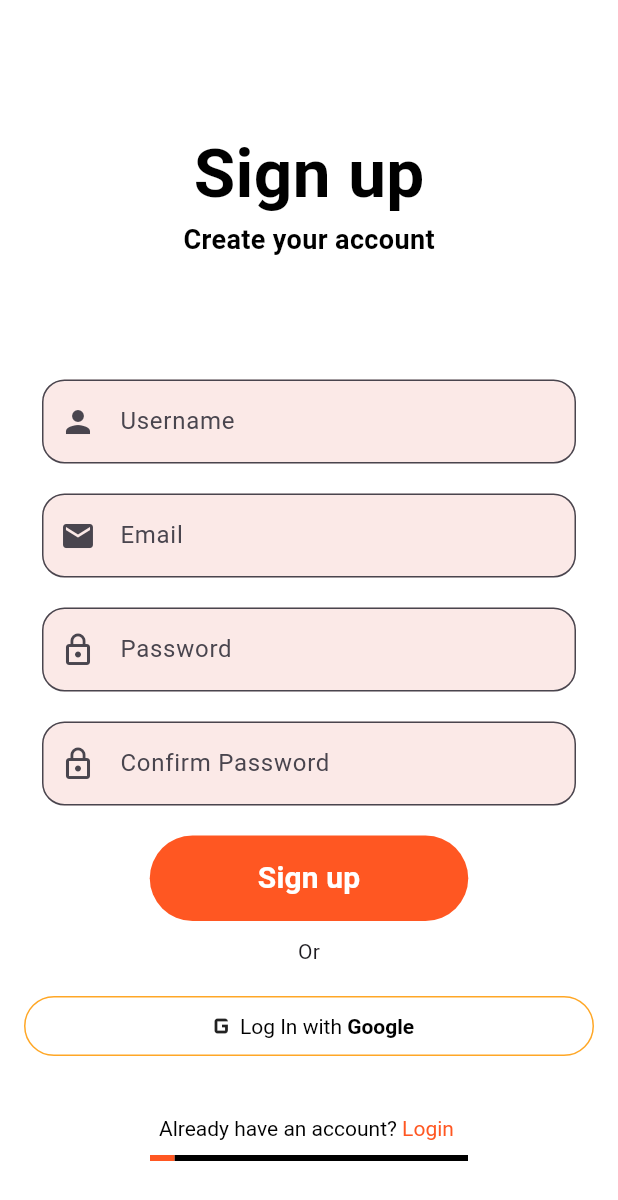
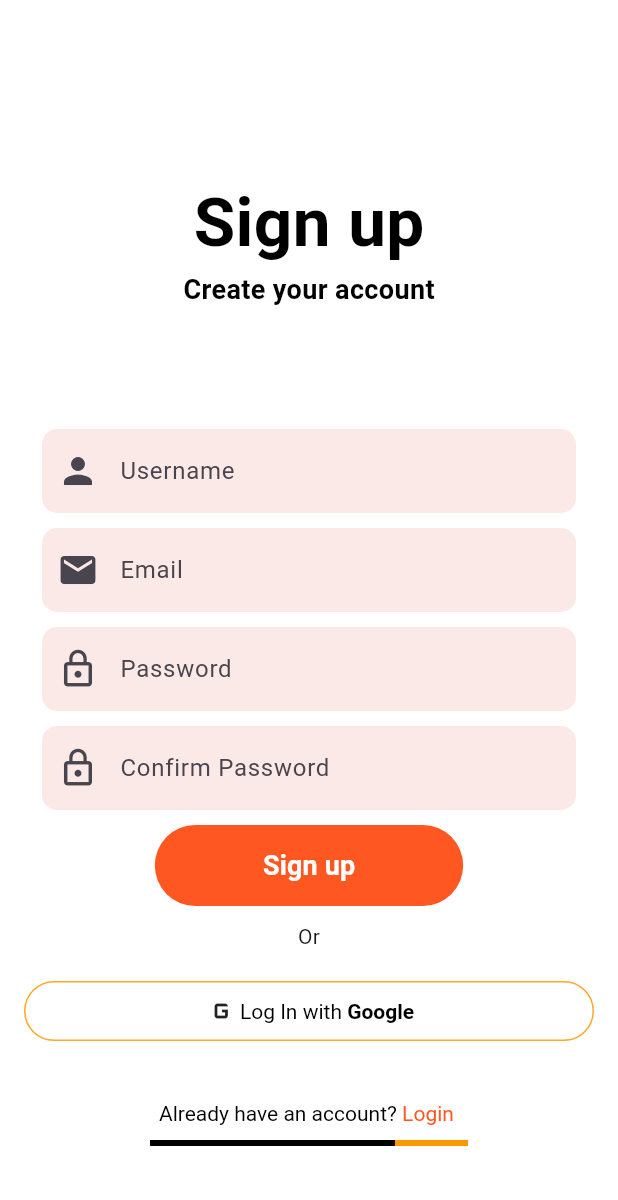
Before and after one commit to khushbooagarwal75/ui_try, a Flutter app: the SignUp screen opened directly, on a phone screen of 412 x 824 dp. Shown: the top 1200 px of the screen. Run offline on Flutter 3.47's test engine with Material 3 defaults, Android fonts, the phone set to English and light mode, and no system bars.

Commit message:
final commit

```diff
--- a/lib/custom/custom_textButton.dart
+++ b/lib/custom/custom_textButton.dart
@@ -17,7 +17,7 @@ class CustomButton extends StatelessWidget {
           padding: const EdgeInsets.symmetric(horizontal: 60.0,vertical: 6.0),
           child: Text(text,
             style: TextStyle(
-                fontSize: 20,
+                fontSize: 18,
                 color: textColor,
                 decoration: TextDecoration.none,
                 fontWeight: FontWeight.bold
--- a/lib/custom/custom_textfield.dart
+++ b/lib/custom/custom_textfield.dart
@@ -14,12 +14,16 @@ class CustomTextfield extends StatelessWidget {
       child: TextField(
         controller: controller,
         keyboardType: type,
+
         decoration: InputDecoration(
           prefixIcon: prefixIcon,
           hintText: label,
           filled: true,
           fillColor: Colors.deepOrange.shade50,
-          border: OutlineInputBorder(borderRadius: BorderRadius.circular(15),borderSide: BorderSide(color: Colors.white)),
+          border: OutlineInputBorder(
+            borderSide: BorderSide.none,
+            borderRadius: BorderRadius.circular(10),
+          )
         ),
       ),
     );
--- a/lib/views/signup_view.dart
+++ b/lib/views/signup_view.dart
@@ -44,36 +44,36 @@ class SignUp extends StatelessWidget {
               type: TextInputType.text,
               label: "Username",
               controller: username,
-              prefixIcon: Icon(Icons.person),
+              prefixIcon: Icon(Icons.person,size: 28,),
             ),
             SizedBox(
-              height: 20,
+              height: 10,
             ),
             CustomTextfield(
               type: TextInputType.emailAddress,
               label: "Email",
               controller: email,
-              prefixIcon: Icon(Icons.email),
+              prefixIcon: Icon(Icons.email,size: 28,),
             ),
             SizedBox(
-              height: 20,
+              height: 10,
             ),
             CustomTextfield(
               label: "Password",
               controller: password,
-              prefixIcon: Icon(Icons.lock_outline), type: TextInputType.visiblePassword,
+              prefixIcon: Icon(Icons.lock_outline, size: 28,), type: TextInputType.visiblePassword,
             ),
             SizedBox(
-              height: 20,
+              height: 10,
             ),
             CustomTextfield(
               type:TextInputType.visiblePassword,
               label: "Confirm Password",
               controller: confirmPassword,
-              prefixIcon: Icon(Icons.lock_outline),
+              prefixIcon: Icon(Icons.lock_outline, size: 28,),
             ),
             SizedBox(
-              height: 20,
+              height: 10,
             ),
             CustomButton(
               color: Colors.deepOrange,
@@ -139,14 +139,24 @@ class SignUp extends StatelessWidget {
               height: 10,
             ),
             Padding(
-              padding: const EdgeInsets.symmetric(horizontal: 100.0),
-              child: LinearProgressIndicator(
-                backgroundColor: Colors.black,
-                color: Colors.deepOrange,
+          padding: const EdgeInsets.symmetric(horizontal: 100.0),
+          child: Container(
+            height: 4, // Set the thickness of the line
+            decoration: BoxDecoration(
+              gradient: LinearGradient(
+                colors: [
+                  Colors.black,
+                  Colors.orange,
+                ],
+                stops: [0.77, 0.3], // Control the division of colors
+                begin: Alignment.centerLeft,
+                end: Alignment.centerRight,
               ),
             ),
+          ),
+        ),
             SizedBox(
-              height: 50,
+              height: 60,
             ),
           ],
         ),
```
Also changed, not shown: lib/main.dart (+1 -15 lines), lib/views/login_View.dart (+41 -18 lines).
